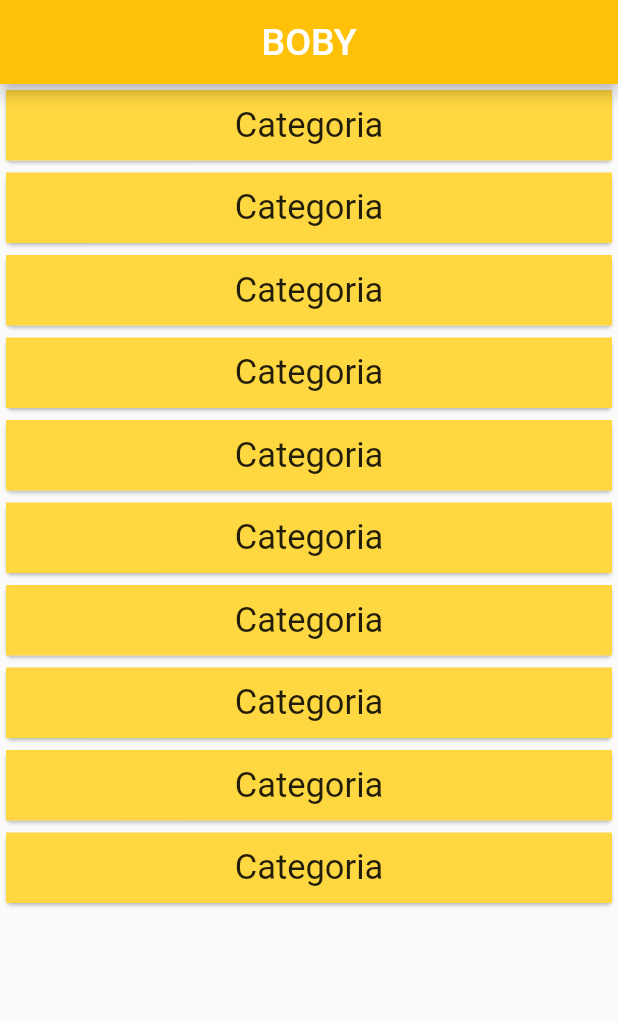
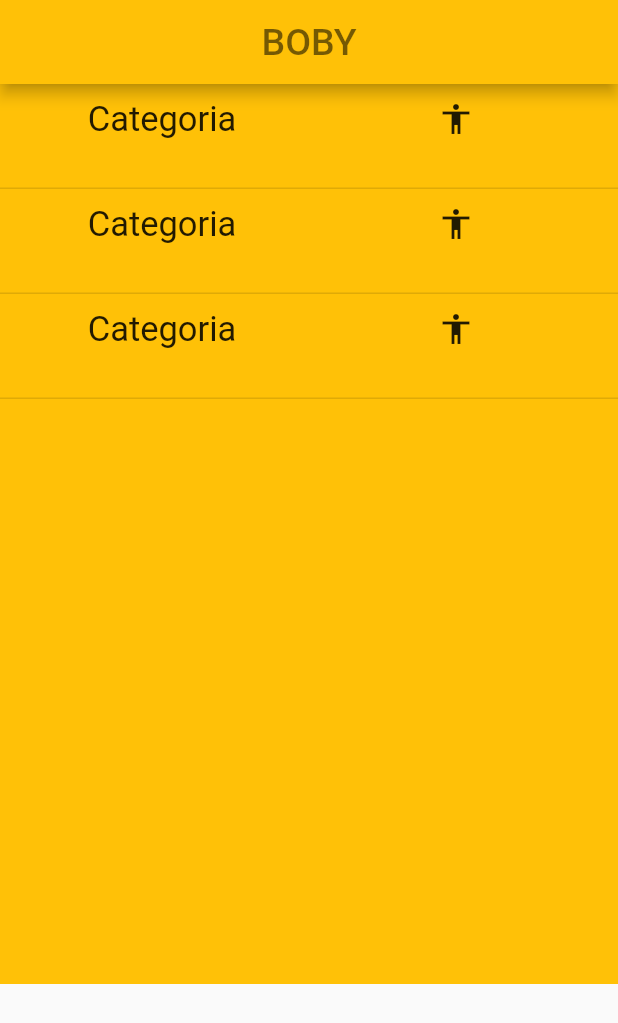
Before and after one commit to MarlonHenriqueTI/boby, a Flutter app: the screen it shows after launch, on a phone screen of 412 x 824 dp. Shown: the top 1023 px of the screen. Run offline on Flutter 3.47's test engine with Material 2 defaults, Android fonts, the phone set to English and light mode, and no system bars.

Commit message:
montando borda

```diff
--- a/boby/lib/main.dart
+++ b/boby/lib/main.dart
@@ -21,35 +21,55 @@ class MyHomePage extends StatefulWidget {
 }
 
 class _MyHomePageState extends State<MyHomePage> {
-
   @override
   Widget build(BuildContext context) {
     return Scaffold(
       appBar: AppBar(
-          title: Text("BOBY", style: TextStyle(color: Colors.white, fontSize: 25.0), textAlign: TextAlign.center,),
+        title: Text(
+          "BOBY",
+          style: TextStyle(color: Colors.black54, fontSize: 25.0),
+          textAlign: TextAlign.center,
+        ),
         centerTitle: true,
       ),
       body: SingleChildScrollView(
         child: Container(
           height: 600.0,
+          color: Colors.amber,
           padding: EdgeInsets.all(0),
           child: ListView.builder(
             scrollDirection: Axis.vertical,
-              itemCount: 10,
+            itemCount: 3,
             itemBuilder: (BuildContext context, int index) {
-                return Card(
-                  child: Container(
-                    color: Colors.amberAccent,
+              return GestureDetector(
+                  onTap: () {
+                    print("Container clicked");
+                  },
+                  child: new Container(
+                    decoration: BoxDecoration(border: Border(bottom: BorderSide(color: Colors.black12, style: BorderStyle.solid))),
+                    height: 70.0,
                     padding: EdgeInsets.all(10.0),
                     child: Column(
+
                       crossAxisAlignment: CrossAxisAlignment.stretch,
                       children: <Widget>[
-                        Text(
+                        Row(
+                          crossAxisAlignment: CrossAxisAlignment.center,
+                          mainAxisAlignment: MainAxisAlignment.spaceEvenly,
+                          children: <Widget>[
+                            Expanded(
+                              child: Text(
                                 "Categoria",
                                 textAlign: TextAlign.center,
                                 style: TextStyle(
                                   fontSize: 23.0,
                                 ),
+                              ),
+                            ),
+                            Expanded(
+                              child: Icon(Icons.accessibility),
+                            ),
+                          ],
                         ),
                       ],
                     ),
```
Lines whose indentation alone changed are shown as unchanged.
